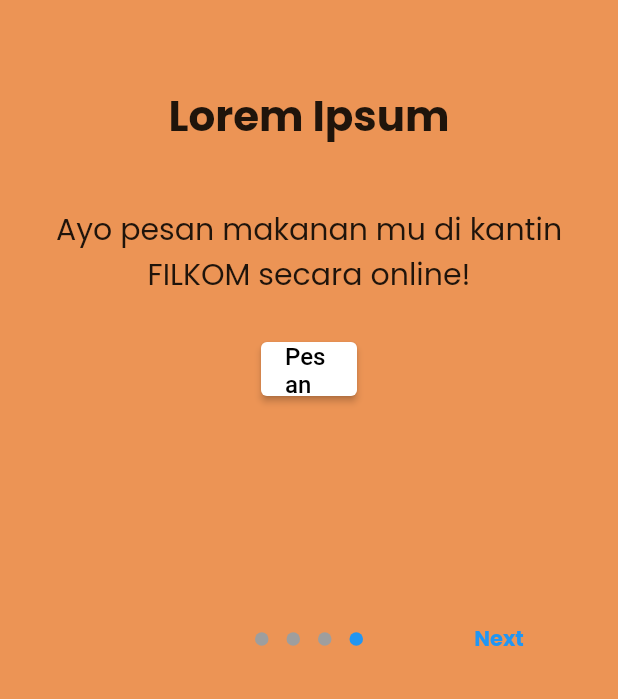
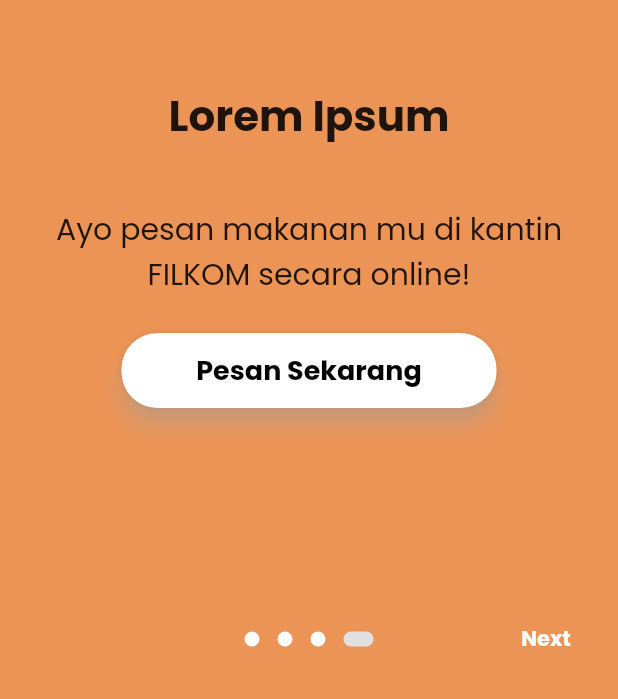
Before and after one commit to Ptrizy/LABIREEN, a Flutter app: the screen it shows after launch, swiped to page 4, on a phone screen of 412 x 824 dp, the part 537-1236 px from its top. Run offline on Flutter 3.47's test engine with Material 2 defaults, Android fonts, the phone set to English and light mode, and no system bars; drawn by our look-alikes of introduction_screen; our stand-ins replace google_fonts.

Commit message:
merapihkan halaman onboarding

```diff
--- a/lib/pages/login_page.dart
+++ b/lib/pages/login_page.dart
@@ -28,9 +28,9 @@ class LoginPage extends StatelessWidget {
             child: Text(
               "Sign Up",
               style: GoogleFonts.poppins(
-                fontSize: 34,
-                fontWeight: FontWeight.bold,
-              ),
+                  fontSize: 34,
+                  fontWeight: FontWeight.bold,
+                  color: Color.fromARGB(255, 248, 250, 252)),
             ),
           ),
           SizedBox(
--- a/lib/pages/onboarding_page.dart
+++ b/lib/pages/onboarding_page.dart
@@ -37,13 +37,24 @@ class OnboardingPage extends StatelessWidget {
           ],
           done: Text(
             'Next',
-            style:
-                GoogleFonts.poppins(fontSize: 14, fontWeight: FontWeight.bold),
+            style: GoogleFonts.poppins(
+                fontSize: 14, fontWeight: FontWeight.bold, color: Colors.white),
           ),
           onDone: () => goToLoginPage(context),
           showSkipButton: true,
-          skip: Text('Skip'),
-          next: Icon(Icons.arrow_forward_rounded),
+          skip: Text(
+            'Skip',
+            style: GoogleFonts.poppins(
+                fontSize: 14, fontWeight: FontWeight.bold, color: Colors.white),
+          ),
+          next: Icon(
+            Icons.arrow_forward_rounded,
+            color: Colors.white,
+          ),
+          dotsDecorator: dotsDecorator(),
+          globalBackgroundColor: Color.fromARGB(255, 236, 148, 85),
+          skipOrBackFlex: 0,
+          nextFlex: 0,
         ),
       );
 }
@@ -65,3 +76,12 @@ PageDecoration pageDecoration() => PageDecoration(
     imagePadding: EdgeInsets.all(24),
     bodyPadding: EdgeInsets.all(16).copyWith(bottom: 0),
     pageColor: Color.fromARGB(255, 236, 148, 85));
+
+DotsDecorator dotsDecorator() => DotsDecorator(
+      color: Colors.white,
+      activeColor: Colors.grey.shade300,
+      size: Size(10, 10),
+      activeSize: Size(20, 10),
+      activeShape:
+          RoundedRectangleBorder(borderRadius: BorderRadius.circular(30)),
+    );
--- a/lib/widget/onboarding_page/button_onboardpage.dart
+++ b/lib/widget/onboarding_page/button_onboardpage.dart
@@ -1,4 +1,5 @@
 import 'package:flutter/material.dart';
+import 'package:google_fonts/google_fonts.dart';
 
 class ButtonWidget extends StatelessWidget {
   final String text;
@@ -11,14 +12,24 @@ class ButtonWidget extends StatelessWidget {
   });
 
   @override
-  Widget build(BuildContext context) => ElevatedButton(
+  Widget build(BuildContext context) => Center(
+          child: ElevatedButton(
         style: ButtonStyle(
-            backgroundColor: MaterialStateProperty.all<Color>(Colors.white),
-            fixedSize: MaterialStateProperty.all<Size>(Size(40, 20))),
+          backgroundColor: MaterialStateProperty.all<Color>(Colors.white),
+          shape: MaterialStateProperty.all<RoundedRectangleBorder>(
+            RoundedRectangleBorder(
+              borderRadius: BorderRadius.circular(24),
+            ),
+          ),
+          elevation: MaterialStateProperty.all<double>(6),
+          shadowColor: MaterialStateProperty.all<Color>(Colors.grey.shade300),
+          minimumSize: MaterialStateProperty.all<Size>(Size(250, 50)),
+        ),
         onPressed: onClicked,
         child: Text(
           text,
-          style: TextStyle(color: Colors.black, fontSize: 16),
+          style: GoogleFonts.poppins(
+              color: Colors.black, fontSize: 18, fontWeight: FontWeight.bold),
         ),
-      );
+      ));
 }
```
